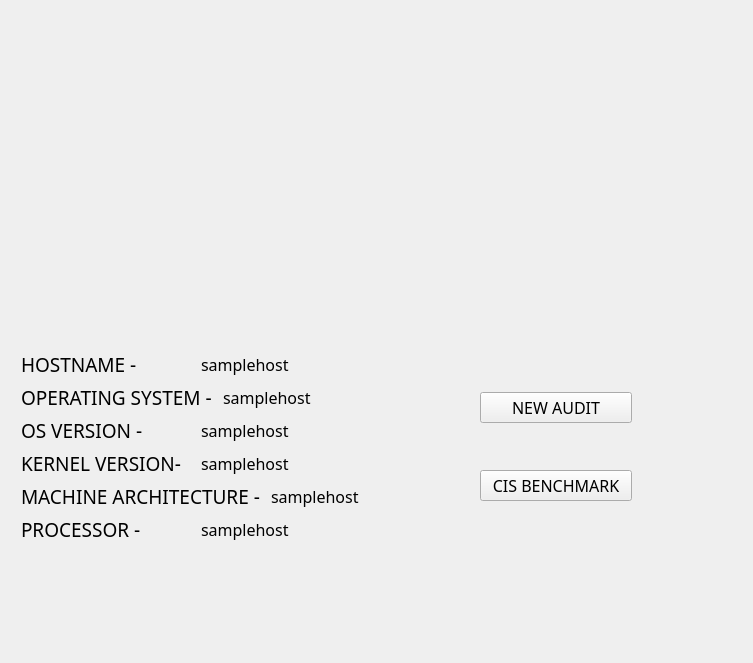
Old version of the form start_page.ui in the repository h4636oh/EasyAudit_QT.
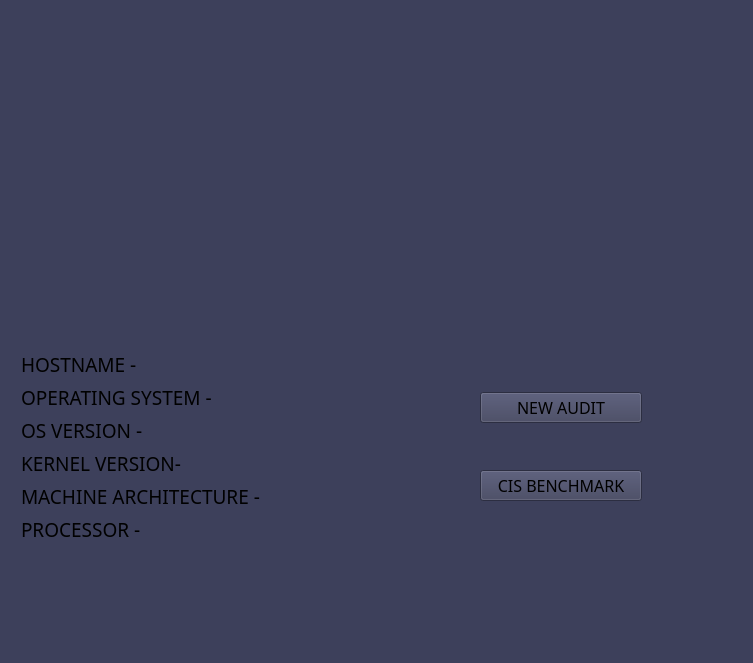
New version of the form. Icons and pictures are not drawn.

What changed in the file:
```diff
--- a/start_page.ui
+++ b/start_page.ui
@@ -37,6 +37,9 @@
   <property name="windowTitle">
    <string>EASY AUDIT - HOME PAGE</string>
   </property>
+  <property name="styleSheet">
+   <string notr="true">background-color: rgb(61, 64, 91);</string>
+  </property>
   <layout class="QVBoxLayout" name="verticalLayout_3">
    <item>
     <layout class="QHBoxLayout" name="app_logo_hlayout">
@@ -91,18 +94,13 @@
     </layout>
    </item>
    <item>
-    <layout class="QHBoxLayout" name="horizontalLayout_7">
-     <property name="leftMargin">
-      <number>10</number>
-     </property>
-     <property name="rightMargin">
-      <number>10</number>
-     </property>
-     <item>
-      <layout class="QVBoxLayout" name="verticalLayout_2">
-       <item>
         <layout class="QHBoxLayout" name="horizontalLayout">
          <item>
+      <layout class="QVBoxLayout" name="verticalLayout_2">
+       <property name="leftMargin">
+        <number>10</number>
+       </property>
+       <item>
           <widget class="QLabel" name="hostname_lbl">
            <property name="sizePolicy">
             <sizepolicy hsizetype="Minimum" vsizetype="Minimum">
@@ -125,17 +123,6 @@
           </widget>
          </item>
          <item>
-          <widget class="QLabel" name="hostname_lbl_entry">
-           <property name="text">
-            <string>samplehost</string>
-           </property>
-          </widget>
-         </item>
-        </layout>
-       </item>
-       <item>
-        <layout class="QHBoxLayout" name="horizontalLayout_2">
-         <item>
           <widget class="QLabel" name="os_name_lbl">
            <property name="sizePolicy">
             <sizepolicy hsizetype="Minimum" vsizetype="Preferred">
@@ -158,17 +145,6 @@
           </widget>
          </item>
          <item>
-          <widget class="QLabel" name="os_name_entry">
-           <property name="text">
-            <string>samplehost</string>
-           </property>
-          </widget>
-         </item>
-        </layout>
-       </item>
-       <item>
-        <layout class="QHBoxLayout" name="horizontalLayout_3">
-         <item>
           <widget class="QLabel" name="os_version_lbl">
            <property name="sizePolicy">
             <sizepolicy hsizetype="Minimum" vsizetype="Preferred">
@@ -191,17 +167,6 @@
           </widget>
          </item>
          <item>
-          <widget class="QLabel" name="os_version_lbl_entry">
-           <property name="text">
-            <string>samplehost</string>
-           </property>
-          </widget>
-         </item>
-        </layout>
-       </item>
-       <item>
-        <layout class="QHBoxLayout" name="horizontalLayout_4">
-         <item>
           <widget class="QLabel" name="kernel_lbl">
            <property name="sizePolicy">
             <sizepolicy hsizetype="Minimum" vsizetype="Preferred">
@@ -224,17 +189,6 @@
           </widget>
          </item>
          <item>
-          <widget class="QLabel" name="kernel_lbl_entry">
-           <property name="text">
-            <string>samplehost</string>
-           </property>
-          </widget>
-         </item>
-        </layout>
-       </item>
-       <item>
-        <layout class="QHBoxLayout" name="horizontalLayout_5">
-         <item>
           <widget class="QLabel" name="mach_arch_lbl">
            <property name="sizePolicy">
             <sizepolicy hsizetype="Minimum" vsizetype="Preferred">
@@ -257,17 +211,6 @@
           </widget>
          </item>
          <item>
-          <widget class="QLabel" name="mach_arch_lbl_entry">
-           <property name="text">
-            <string>samplehost</string>
-           </property>
-          </widget>
-         </item>
-        </layout>
-       </item>
-       <item>
-        <layout class="QHBoxLayout" name="horizontalLayout_6">
-         <item>
           <widget class="QLabel" name="processor_lbl">
            <property name="sizePolicy">
             <sizepolicy hsizetype="Minimum" vsizetype="Preferred">
@@ -288,15 +231,6 @@
             <set>Qt::AlignmentFlag::AlignLeading|Qt::AlignmentFlag::AlignLeft|Qt::AlignmentFlag::AlignVCenter</set>
            </property>
           </widget>
-         </item>
-         <item>
-          <widget class="QLabel" name="processor_lbl_entry">
-           <property name="text">
-            <string>samplehost</string>
-           </property>
-          </widget>
-         </item>
-        </layout>
        </item>
       </layout>
      </item>
```
Lines whose indentation alone changed are shown as unchanged.
